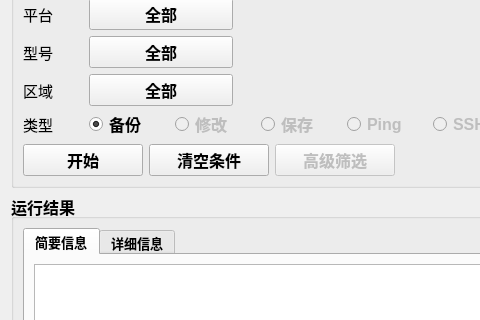
The window that app/resource/ui/AutoInterface.ui (kiraster/NetOpsGUI) describes before a commit, drawn with Qt 5; both pictures show x 0 to 480 and y 123 to 443 of the 868 by 683 pixel window.
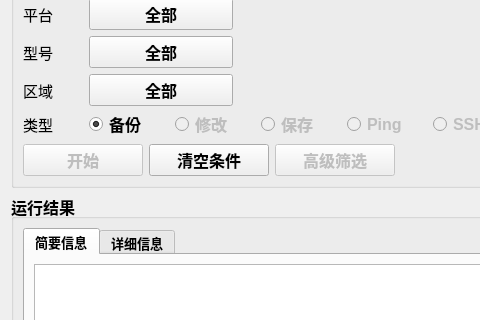
The same window after the commit. Custom widgets are drawn as their Qt base class.

Commit message: 修改初始开始按钮状态为禁用，待nornir初始化完成后恢复为启用状态

Diff of the .ui file:
```diff
--- a/app/resource/ui/AutoInterface.ui
+++ b/app/resource/ui/AutoInterface.ui
@@ -574,6 +574,9 @@
          <layout class="QHBoxLayout" name="horizontalLayout_9">
           <item>
            <widget class="PrimaryPushButton" name="start_btn">
+            <property name="enabled">
+             <bool>false</bool>
+            </property>
             <property name="sizePolicy">
              <sizepolicy hsizetype="Fixed" vsizetype="Fixed">
               <horstretch>0</horstretch>
```
The commit also changes 2 other files.
